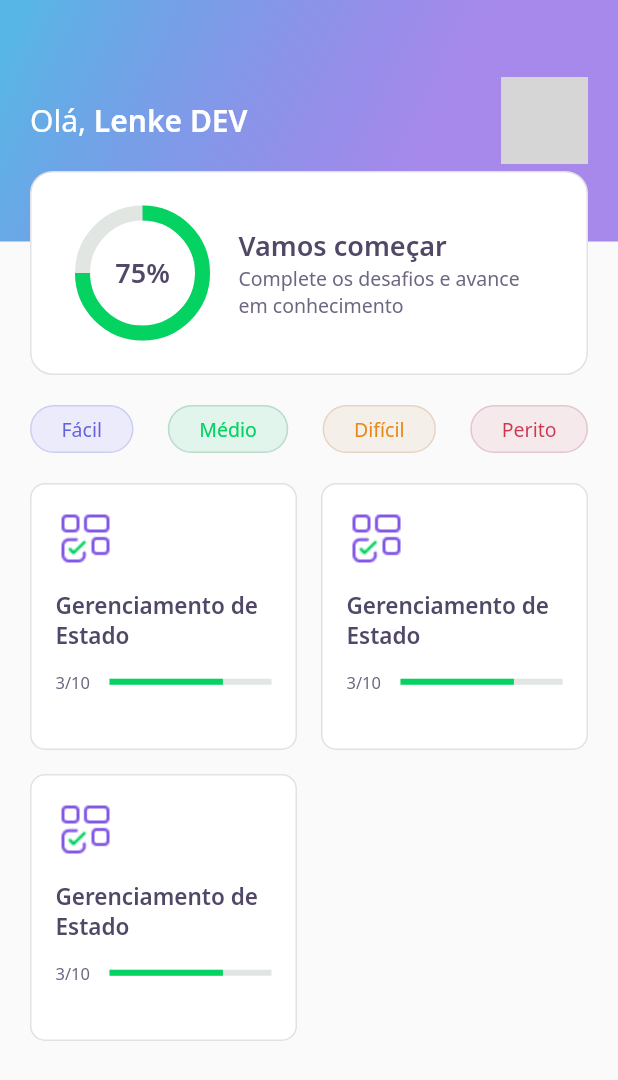
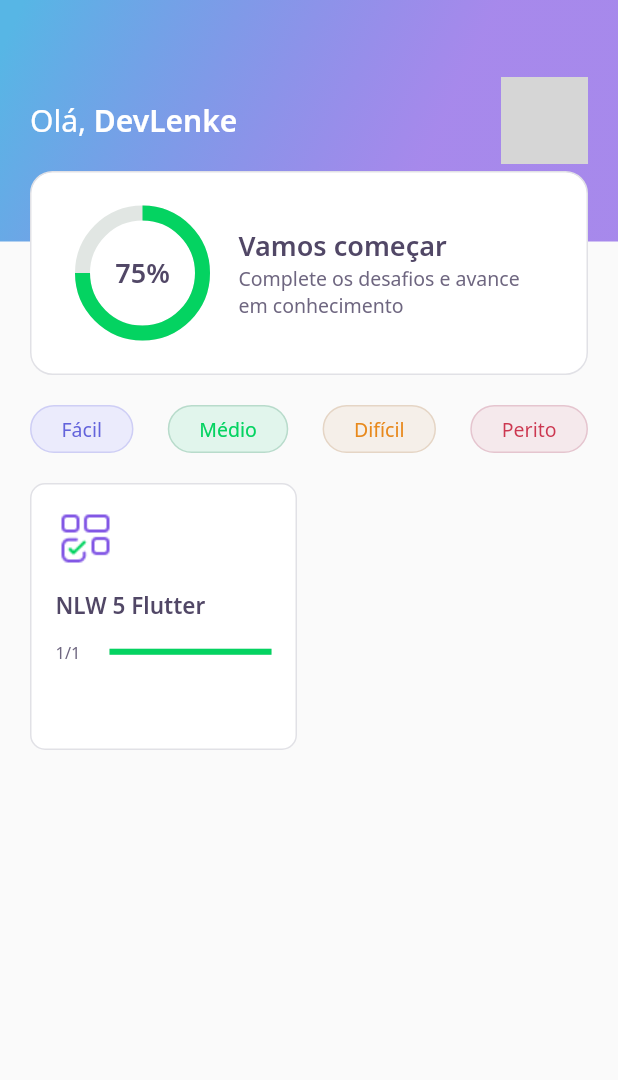
Before and after one commit to matheuslenke/DevQuiz, a Flutter app: the HomePage screen opened directly, on a phone screen of 412 x 824 dp. Shown: the top 1080 px of the screen. Run offline on Flutter 3.47's test engine with Material 2 defaults, Android fonts, the phone set to English and light mode, and no system bars; our stand-ins replace google_fonts; accounts and stored records are empty; network calls fail; grey boxes are pictures that could not be loaded.

Commit message:
feat: In orbit done

```diff
--- /dev/null
+++ b/assets/database/user.json
@@ -0,0 +1,5 @@
+{
+    "name": "DevLenke",
+    "score": 75,
+    "photoUrl": "https://avatars.githubusercontent.com/u/50427349?v=4"
+}
--- a/lib/core/app_widget.dart
+++ b/lib/core/app_widget.dart
@@ -8,7 +8,7 @@ class AppWidget extends StatelessWidget {
   Widget build(BuildContext context) {
     return MaterialApp(
       title: "DevQuiz",
-      home: ChallengePage(),
+      home: HomePage(),
     );
   }
 }
--- /dev/null
+++ b/lib/home/home_controller.dart
@@ -0,0 +1,29 @@
+import 'package:DevQuiz/home/home_state.dart';
+import 'package:DevQuiz/shared/models/quiz_model.dart';
+import 'package:DevQuiz/shared/models/user_model.dart';
+import 'package:flutter/foundation.dart';
+
+import 'home_repository.dart';
+
+class HomeController {
+  final stateNotifier = ValueNotifier<HomeState>(HomeState.empty);
+  set state(HomeState state) => stateNotifier.value = state;
+  HomeState get state => stateNotifier.value;
+
+  UserModel? user;
+  List<QuizModel>? quizzes;
+
+  final repository = HomeRepository();
+
+  void getUser() async {
+    state = HomeState.loading;
+    user = await repository.getUser();
+    state = HomeState.success;
+  }
+
+  void getQuizzes() async {
+    state = HomeState.loading;
+    quizzes = await repository.getQuizzes();
+    state = HomeState.success;
+  }
+}
--- a/lib/home/home_page.dart
+++ b/lib/home/home_page.dart
@@ -1,7 +1,11 @@
+import 'package:DevQuiz/core/core.dart';
 import 'package:DevQuiz/home/widgets/appbar/app_bar_widget.dart';
 import 'package:DevQuiz/home/widgets/level_button/level_button_widget.dart';
 import 'package:flutter/material.dart';
 
+import 'challenge/widgets/quiz/quiz_widget.dart';
+import 'home_controller.dart';
+import 'home_state.dart';
 import 'widgets/quiz_card/quiz_card_widget.dart';
 
 class HomePage extends StatefulWidget {
@@ -11,10 +15,25 @@ class HomePage extends StatefulWidget {
 }
 
 class _HomePageState extends State<HomePage> {
+  final controller = HomeController();
+
+  @override
+  void initState() {
+    super.initState();
+    controller.getUser();
+    controller.getQuizzes();
+    controller.stateNotifier.addListener(() {
+      setState((){});
+    });
+  }
+
   @override
   Widget build(BuildContext context) {
-    return Scaffold(
-        appBar: AppBarWidget(),
+    if (controller.state == HomeState.success) {
+      return Scaffold(
+        appBar: AppBarWidget(
+          user: controller.user!,
+        ),
         body: Padding(
           padding: const EdgeInsets.symmetric(horizontal: 20, vertical: 20),
           child: Column(
@@ -33,18 +52,30 @@ class _HomePageState extends State<HomePage> {
               ),
               Expanded(
                 child: GridView.count(
-                  crossAxisSpacing: 16,
-                  mainAxisSpacing: 16,
-                  crossAxisCount: 2,
-                  children: [
-                    QuizCardWidget(),
-                    QuizCardWidget(),
-                    QuizCardWidget(),
-                  ],
-                ),
+                    crossAxisSpacing: 16,
+                    mainAxisSpacing: 16,
+                    crossAxisCount: 2,
+                    children: controller.quizzes!
+                        .map((e) => QuizCardWidget(
+                              title: e.title,
+                              questionsAnswered: e.questionsAnswered,
+                              questionsLength: e.questions.length,
+                              percent:
+                                  (e.questionsAnswered / e.questions.length),
+                            ))
+                        .toList()),
               )
             ],
           ),
-        ));
+        ),
+      );
+    } else {
+      return Scaffold(
+          body: Center(
+        child: CircularProgressIndicator(
+          valueColor: AlwaysStoppedAnimation<Color>(AppColors.darkGreen),
+        ),
+      ));
+    }
   }
 }
--- /dev/null
+++ b/lib/home/home_state.dart
@@ -0,0 +1 @@
+enum HomeState { success, loading, error, empty }
--- a/lib/home/widgets/appbar/app_bar_widget.dart
+++ b/lib/home/widgets/appbar/app_bar_widget.dart
@@ -1,9 +1,11 @@
 import 'package:DevQuiz/core/core.dart';
 import 'package:DevQuiz/home/widgets/score_card/score_card_widget.dart';
+import 'package:DevQuiz/shared/models/user_model.dart';
 import 'package:flutter/material.dart';
 
 class AppBarWidget extends PreferredSize {
-  AppBarWidget()
+  final UserModel user;
+  AppBarWidget({required this.user})
       : super(
           preferredSize: Size.fromHeight(250),
           child: Container(
@@ -23,7 +25,7 @@ class AppBarWidget extends PreferredSize {
                             style: AppTextStyles.title,
                             children: [
                               TextSpan(
-                                  text: "Lenke DEV",
+                                  text: user.name,
                                   style: AppTextStyles.titleBold)
                             ])),
                         Container(
@@ -32,8 +34,7 @@ class AppBarWidget extends PreferredSize {
                           decoration: BoxDecoration(
                               borderRadius: BorderRadius.circular(10),
                               image: DecorationImage(
-                                  image: NetworkImage(
-                                      "https://avatars.githubusercontent.com/u/50427349?v=4"))),
+                                  image: NetworkImage(user.photoUrl))),
                         )
                       ],
                     ),
--- a/lib/home/widgets/quiz_card/quiz_card_widget.dart
+++ b/lib/home/widgets/quiz_card/quiz_card_widget.dart
@@ -1,9 +1,20 @@
+import 'package:flutter/material.dart';
+
 import 'package:DevQuiz/core/core.dart';
 import 'package:DevQuiz/shared/widgets/progress_indicator/progress_indicator_widget.dart';
-import 'package:flutter/material.dart';
 
 class QuizCardWidget extends StatelessWidget {
-  const QuizCardWidget({Key? key}) : super(key: key);
+  final String title;
+  final int questionsAnswered;
+  final int questionsLength;
+  final double percent;
+  const QuizCardWidget({
+    Key? key,
+    required this.title,
+    required this.questionsAnswered,
+    required this.questionsLength,
+    required this.percent,
+  }) : super(key: key);
 
   @override
   Widget build(BuildContext context) {
@@ -21,7 +32,7 @@ class QuizCardWidget extends StatelessWidget {
             SizedBox(
               height: 14,
             ),
-            Text("Gerenciamento de Estado", style: AppTextStyles.heading15),
+            Text(title, style: AppTextStyles.heading15),
             SizedBox(
               height: 14,
             ),
@@ -29,12 +40,13 @@ class QuizCardWidget extends StatelessWidget {
               children: [
                 Expanded(
                   flex: 1,
-                  child: Text("3/10", style: AppTextStyles.body11),
+                  child: Text("$questionsAnswered/$questionsLength",
+                      style: AppTextStyles.body11),
                 ),
                 Expanded(
                     flex: 3,
                     child: ProgressIndicatorWidget(
-                      value: 0.7,
+                      value: percent,
                     ))
               ],
             ),
--- /dev/null
+++ b/lib/shared/models/quiz_model.dart
@@ -0,0 +1,65 @@
+import 'dart:convert';
+
+import 'package:DevQuiz/shared/models/question_model.dart';
+
+enum Level { facil, medio, dificil, perito }
+
+extension LevelStringExt on String {
+  Level get levelParse => {
+        "facil": Level.facil,
+        "medio": Level.medio,
+        "dificil": Level.dificil,
+        "perito": Level.perito
+      }[this]!;
+}
+
+extension LevelExt on Level {
+  String get parse => {
+        Level.facil: "facil",
+        Level.medio: "medio",
+        Level.dificil: "dificil",
+        Level.perito: "perito",
+      }[this]!;
+}
+
+class QuizModel {
+  final String title;
+  final List<QuestionModel> questions;
+  final int questionsAnswered;
+  final String imagem;
+  final Level level;
+
+  QuizModel({
+    required this.title,
+    required this.questions,
+    this.questionsAnswered = 0,
+    required this.imagem,
+    required this.level,
+  });
+
+  Map<String, dynamic> toMap() {
+    return {
+      'title': title,
+      'questions': questions.map((x) => x.toMap()).toList(),
+      'questionsAnswered': questionsAnswered,
+      'imagem': imagem,
+      'level': level.parse,
+    };
+  }
+
+  factory QuizModel.fromMap(Map<String, dynamic> map) {
+    return QuizModel(
+      title: map['title'],
+      questions: List<QuestionModel>.from(
+          map['questions']?.map((x) => QuestionModel.fromMap(x))),
+      questionsAnswered: map['questionsAnswered'],
+      imagem: map['imagem'],
+      level: map['level'].toString().levelParse,
+    );
+  }
+
+  String toJson() => json.encode(toMap());
+
+  factory QuizModel.fromJson(String source) =>
+      QuizModel.fromMap(json.decode(source));
+}
--- /dev/null
+++ b/lib/shared/models/user_model.dart
@@ -0,0 +1,34 @@
+import 'dart:convert';
+
+class UserModel {
+  final String name;
+  final String photoUrl;
+  final int score;
+
+  UserModel({
+    required this.name,
+    required this.photoUrl,
+    this.score = 0,
+  });
+
+  Map<String, dynamic> toMap() {
+    return {
+      'name': name,
+      'photoUrl': photoUrl,
+      'score': score,
+    };
+  }
+
+  factory UserModel.fromMap(Map<String, dynamic> map) {
+    return UserModel(
+      name: map['name'],
+      photoUrl: map['photoUrl'],
+      score: map['score'],
+    );
+  }
+
+  String toJson() => json.encode(toMap());
+
+  factory UserModel.fromJson(String source) =>
+      UserModel.fromMap(json.decode(source));
+}
--- a/pubspec.yaml
+++ b/pubspec.yaml
@@ -18,5 +18,6 @@ dev_dependencies:
 flutter:
   assets:
     - assets/images/
+    - assets/database/
 
   uses-material-design: true
```
Also changed, not shown: assets/database/quizzes.json (added, +19 -0 lines), lib/home/home_repository.dart (added, +21 -0 lines), lib/shared/models/answer_model.dart (added, +30 -0 lines), lib/shared/models/question_model.dart (added, +33 -0 lines), 33 other files.
